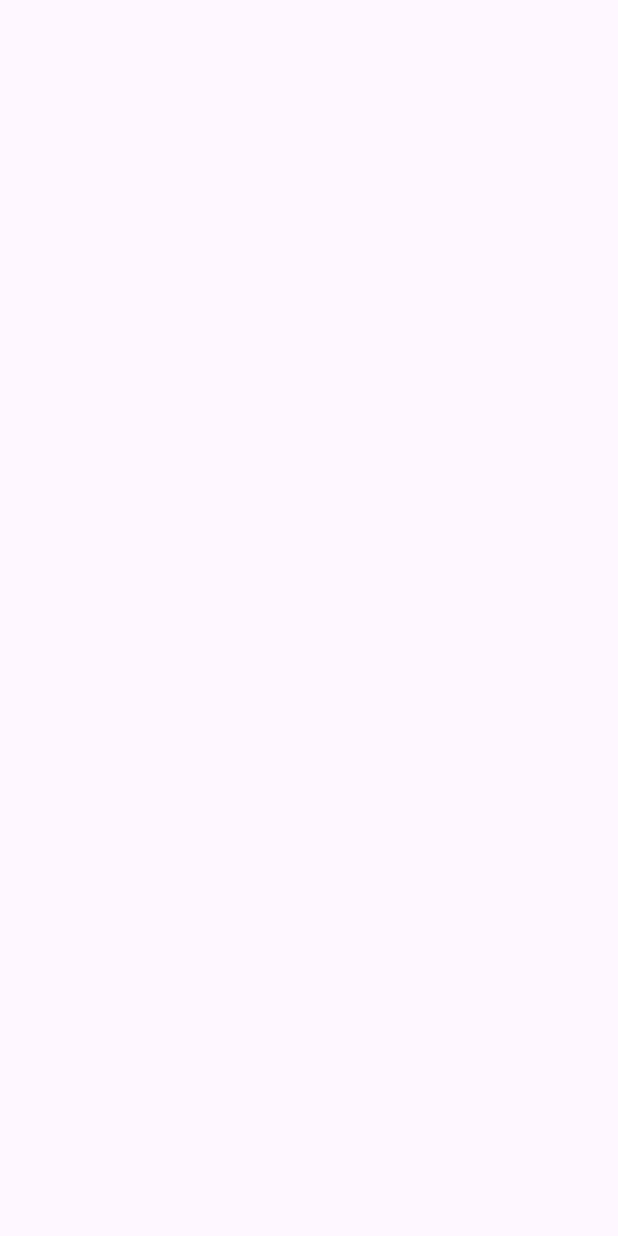
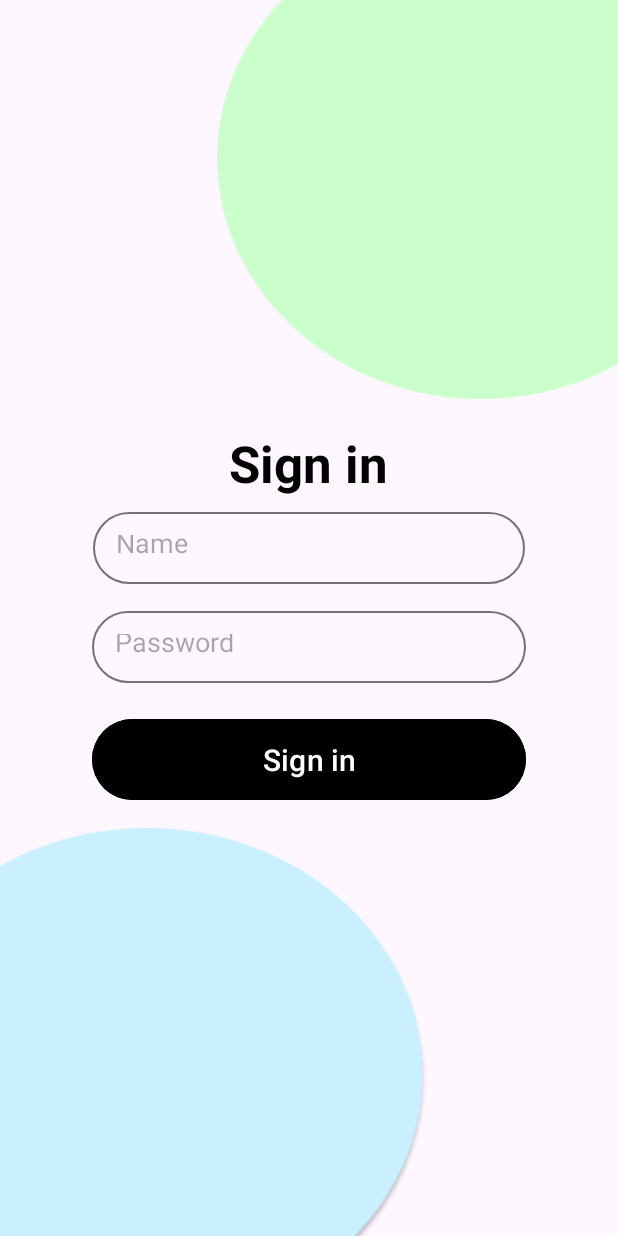
Before and after one commit to Leian23/GeoDes---Mobile, an Android app: the useraccessActivity screen opened directly, with no data from a screen before it, on a phone screen of 412 x 824 dp. Before the commit the screen is empty. Run offline under Robolectric (Android 15) with nearby library versions, the phone set to English and light mode, and no system bars.

Commit message:
Added Sign in

```diff
--- a/app/src/main/java/com/example/geodes_mobile/SplashActivity.java
+++ b/app/src/main/java/com/example/geodes_mobile/SplashActivity.java
@@ -21,6 +21,8 @@ public class SplashActivity extends AppCompatActivity {
             }
         }, 1000);
 
+        finish();
+
         setRequestedOrientation(ActivityInfo.SCREEN_ORIENTATION_PORTRAIT);
     }
 }
--- /dev/null
+++ b/app/src/main/res/drawable/rounded_corner.xml
@@ -0,0 +1,6 @@
+<?xml version="1.0" encoding="utf-8"?>
+<shape xmlns:android="http://schemas.android.com/apk/res/android"
+android:shape="rectangle">
+    <corners android:radius = "50dp"/>
+    <stroke android:width ="1.5dp" android:color="#737373"/>
+</shape>
--- a/app/src/main/res/layout/activity_useraccess.xml
+++ b/app/src/main/res/layout/activity_useraccess.xml
@@ -1,9 +1,88 @@
 <?xml version="1.0" encoding="utf-8"?>
-<androidx.constraintlayout.widget.ConstraintLayout xmlns:android="http://schemas.android.com/apk/res/android"
+<RelativeLayout xmlns:android="http://schemas.android.com/apk/res/android"
     xmlns:app="http://schemas.android.com/apk/res-auto"
     xmlns:tools="http://schemas.android.com/tools"
     android:layout_width="match_parent"
     android:layout_height="match_parent"
     tools:context=".useraccessActivity">
 
-</androidx.constraintlayout.widget.ConstraintLayout>
+
+    <ImageView
+        android:id="@+id/imageView4"
+        android:layout_width="wrap_content"
+        android:layout_height="387dp"
+        android:layout_alignParentTop="true"
+        android:layout_alignParentEnd="true"
+        android:layout_alignParentBottom="true"
+        android:layout_marginTop="-55dp"
+        android:layout_marginEnd="-89dp"
+        android:layout_marginBottom="558dp"
+        app:srcCompat="@drawable/design1" />
+
+    <ImageView
+        android:id="@+id/imageView5"
+        android:layout_width="436dp"
+        android:layout_height="335dp"
+        android:layout_alignParentStart="true"
+        android:layout_alignParentBottom="true"
+        android:layout_marginStart="-120dp"
+        android:layout_marginBottom="-63dp"
+        app:srcCompat="@drawable/design2" />
+
+    <LinearLayout
+        android:id="@id/imageView4"
+        android:layout_width="match_parent"
+        android:layout_height="match_parent"
+        android:gravity="center"
+        android:orientation="vertical">
+
+        <TextView
+            android:id="@+id/Signup"
+            android:layout_width="wrap_content"
+            android:layout_height="wrap_content"
+            android:layout_centerInParent="true"
+            android:layout_marginBottom="10dp"
+            android:gravity="center"
+            android:text="Sign in"
+            android:textColor="#000000"
+            android:textSize="34sp"
+            android:textStyle="bold" />
+
+        <EditText
+            android:id="@+id/editTextText"
+            android:layout_width="288dp"
+            android:layout_height="48dp"
+            android:ems="10"
+            android:hint="Name"
+            android:background="@drawable/rounded_corner"
+            android:padding="15dp"
+            android:inputType="text" />
+
+
+        <EditText
+            android:id="@+id/editTextTextPassword"
+            android:layout_width="289dp"
+            android:layout_height="48dp"
+            android:ems="10"
+            android:hint="Password"
+            android:inputType="textPassword"
+            android:background="@drawable/rounded_corner"
+            android:padding="15dp"
+            android:paddingLeft="20dp"
+            android:layout_marginTop="18dp" />
+
+        <Button
+            android:id="@+id/button"
+            android:layout_width="289dp"
+            android:layout_height="62dp"
+            android:layout_marginTop="20dp"
+            android:backgroundTint="@color/black"
+            android:text="Sign in"
+            android:textColorLink="#171616"
+            android:textSize="20sp" />
+
+
+    </LinearLayout>
+
+
+</RelativeLayout>
--- a/app/src/main/res/layout/activity_useraccesss.xml
+++ /dev/null
@@ -1,9 +0,0 @@
-<?xml version="1.0" encoding="utf-8"?>
-<androidx.constraintlayout.widget.ConstraintLayout xmlns:android="http://schemas.android.com/apk/res/android"
-    xmlns:app="http://schemas.android.com/apk/res-auto"
-    xmlns:tools="http://schemas.android.com/tools"
-    android:layout_width="match_parent"
-    android:layout_height="match_parent"
-    tools:context=".useraccessActivity">
-
-</androidx.constraintlayout.widget.ConstraintLayout>
```
